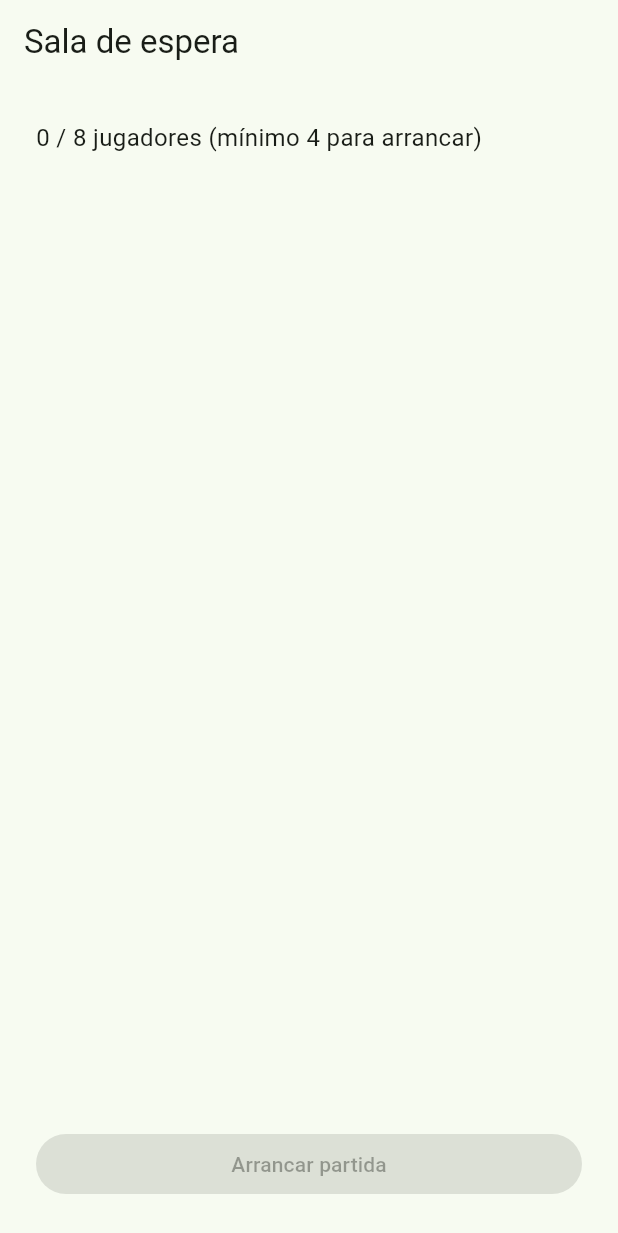
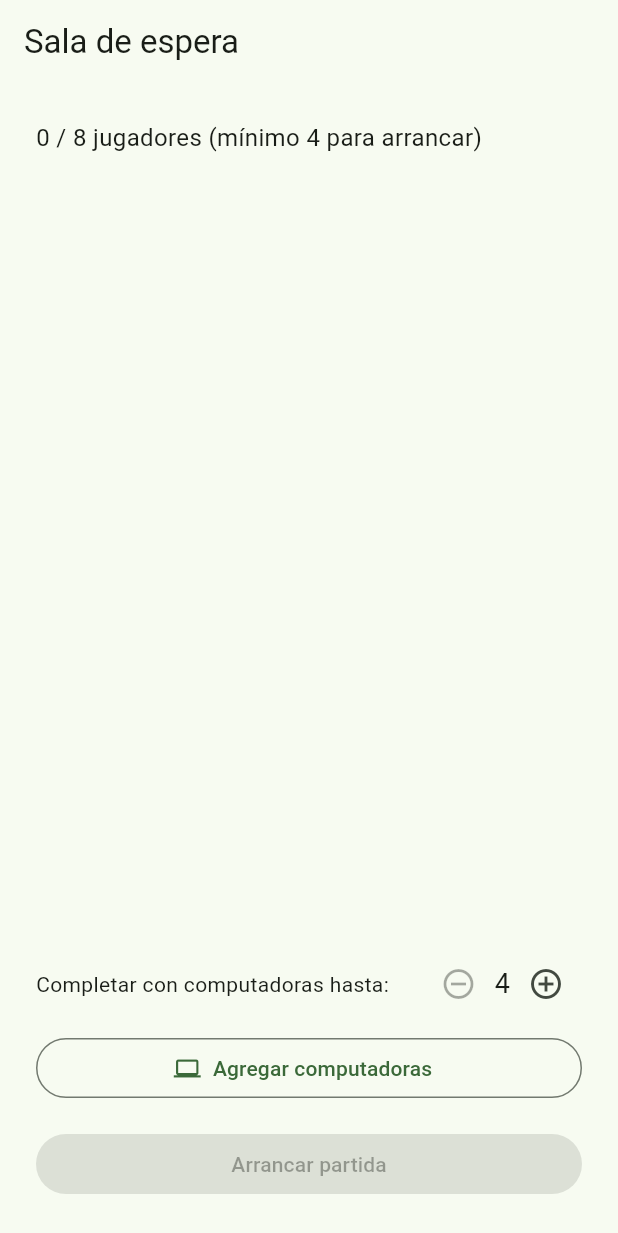
Before and after one commit to matiasnamad-coder/Basas, a Flutter app: the LobbyScreen screen opened directly, on a phone screen of 412 x 824 dp. Shown: the top 1233 px of the screen. Run offline on Flutter 3.47's test engine with Material 3 defaults, Android fonts, the phone set to English and light mode, and no system bars; our stand-ins replace shared_preferences; accounts and stored records are empty.

Commit message:
Update lobby_screen.dart

```diff
--- a/la_podrida_app/lib/screens/lobby_screen.dart
+++ b/la_podrida_app/lib/screens/lobby_screen.dart
@@ -4,14 +4,20 @@ import 'package:provider/provider.dart';
 import '../services/game_client.dart';
 import 'game_screen.dart';
 
-class LobbyScreen extends StatelessWidget {
+class LobbyScreen extends StatefulWidget {
   const LobbyScreen({super.key});
+
+  @override
+  State<LobbyScreen> createState() => _LobbyScreenState();
+}
+
+class _LobbyScreenState extends State<LobbyScreen> {
+  int? _targetTotal;
 
   @override
   Widget build(BuildContext context) {
     return Consumer<GameClient>(
       builder: (context, client, _) {
-        // En cuanto el servidor manda el primer 'state', la partida arrancó.
         if (client.isInGame) {
           WidgetsBinding.instance.addPostFrameCallback((_) {
             Navigator.of(context).pushReplacement(
@@ -19,6 +25,14 @@ class LobbyScreen extends StatelessWidget {
             );
           });
         }
+
+        final currentPlayers = client.lobbyPlayers.length;
+        final minTotal = currentPlayers < client.minPlayers ? client.minPlayers : currentPlayers;
+        _targetTotal ??= minTotal;
+        if (_targetTotal! < minTotal) _targetTotal = minTotal;
+        if (_targetTotal! > client.maxPlayers) _targetTotal = client.maxPlayers;
+
+        final canAddComputers = currentPlayers < client.maxPlayers && _targetTotal! > currentPlayers;
 
         return Scaffold(
           appBar: AppBar(title: const Text('Sala de espera')),
@@ -28,7 +42,7 @@ class LobbyScreen extends StatelessWidget {
               crossAxisAlignment: CrossAxisAlignment.stretch,
               children: [
                 Text(
-                  '${client.lobbyPlayers.length} / ${client.maxPlayers} jugadores '
+                  '$currentPlayers / ${client.maxPlayers} jugadores '
                   '(mínimo ${client.minPlayers} para arrancar)',
                   style: const TextStyle(fontSize: 16),
                 ),
@@ -52,6 +66,34 @@ class LobbyScreen extends StatelessWidget {
                   ),
                   const SizedBox(height: 8),
                 ],
+                Row(
+                  children: [
+                    const Text('Completar con computadoras hasta:'),
+                    const Spacer(),
+                    IconButton(
+                      icon: const Icon(Icons.remove_circle_outline),
+                      onPressed: _targetTotal! > minTotal
+                          ? () => setState(() => _targetTotal = _targetTotal! - 1)
+                          : null,
+                    ),
+                    Text('$_targetTotal', style: const TextStyle(fontSize: 18)),
+                    IconButton(
+                      icon: const Icon(Icons.add_circle_outline),
+                      onPressed: _targetTotal! < client.maxPlayers
+                          ? () => setState(() => _targetTotal = _targetTotal! + 1)
+                          : null,
+                    ),
+                  ],
+                ),
+                const SizedBox(height: 8),
+                OutlinedButton.icon(
+                  icon: const Icon(Icons.computer),
+                  label: const Text('Agregar computadoras'),
+                  onPressed: canAddComputers
+                      ? () => client.addComputers(_targetTotal!)
+                      : null,
+                ),
+                const SizedBox(height: 16),
                 FilledButton(
                   onPressed: client.canStart ? client.startGame : null,
                   child: const Text('Arrancar partida'),
```
